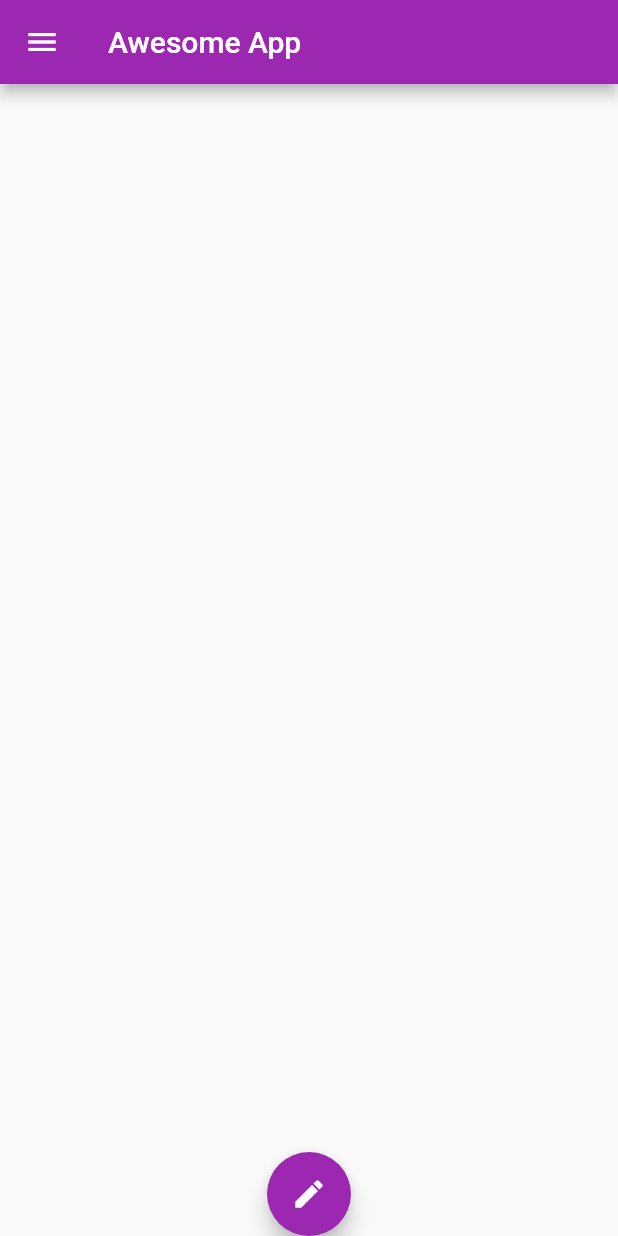
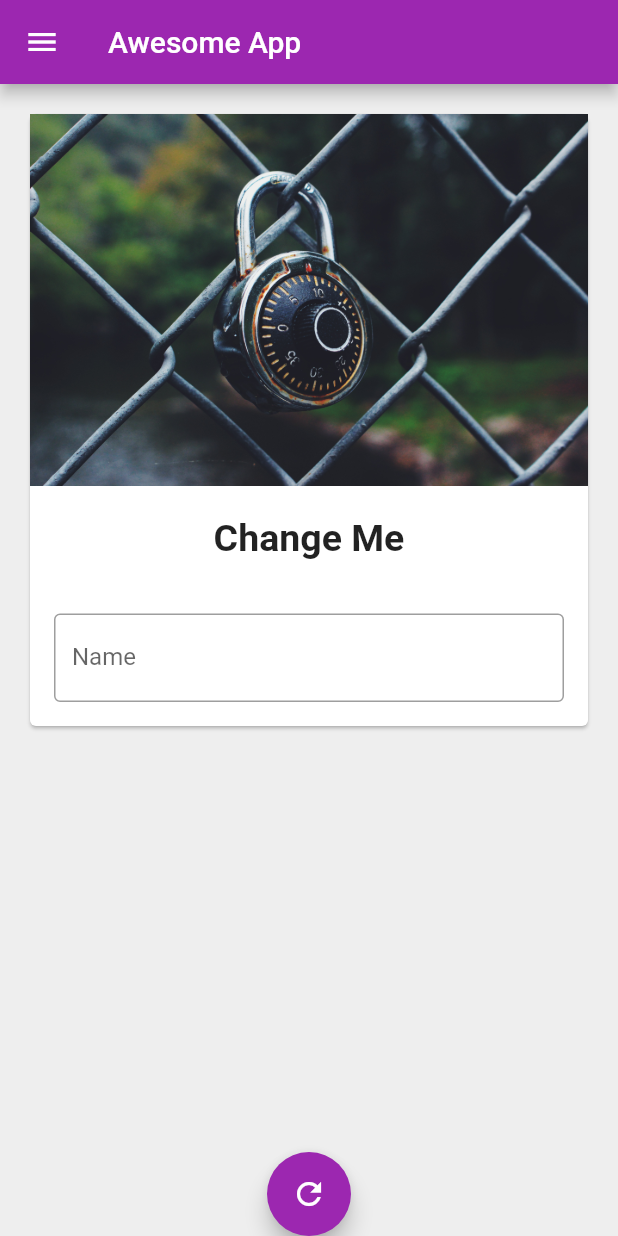
Before and after one commit to AkritiSubedi/Flutter_chapter-wise-for-beginners, a Flutter app: the screen it shows after launch, on a phone screen of 412 x 824 dp. Run offline on Flutter 3.47's test engine with Material 2 defaults, Android fonts, the phone set to English and light mode, and no system bars.

Commit message:
ch-5 completed

```diff
--- a/lib/main.dart
+++ b/lib/main.dart
@@ -1,3 +1,5 @@
+// ignore_for_file: prefer_const_literals_to_create_immutables, prefer_const_constructors
+
 import 'package:flutter/material.dart';
 
 void main() {
@@ -12,16 +14,65 @@ void main() {
   );
 }
 
-class Homepage extends StatelessWidget {
+class Homepage extends StatefulWidget {
   const Homepage({super.key});
+
+  @override
+  State<Homepage> createState() => _HomepageState();
+}
+
+class _HomepageState extends State<Homepage> {
+  TextEditingController _nameController = TextEditingController();
+  var myText = "Change Me";
+  @override
+  void initState() {
+    // TODO: implement initState
+    super.initState();
+  }
 
   @override
   Widget build(BuildContext context) {
     return Scaffold(
+      backgroundColor: Colors.grey[200],
       appBar: AppBar(
         title: Text("Awesome App"),
       ),
-      body: Container(),
+      body: Padding(
+        padding: const EdgeInsets.all(16.0),
+        child: SingleChildScrollView(
+          child: Card(
+            child: Column(
+              children: <Widget>[
+                Image.asset(
+                  "assets/bg.jpg",
+                  fit: BoxFit.cover,
+                ),
+                SizedBox(
+                  height: 20,
+                ),
+                Text(
+                  myText,
+                  style: TextStyle(fontSize: 25, fontWeight: FontWeight.bold),
+                ),
+                SizedBox(
+                  height: 20,
+                ),
+                Padding(
+                  padding: const EdgeInsets.all(16.0),
+                  child: TextField(
+                    controller: _nameController,
+                    keyboardType: TextInputType.text,
+                    decoration: InputDecoration(
+                        border: OutlineInputBorder(),
+                        hintText: "Enter something here",
+                        labelText: "Name"),
+                  ),
+                )
+              ],
+            ),
+          ),
+        ),
+      ),
       drawer: Drawer(
         child: ListView(
           padding: EdgeInsets.zero,
@@ -29,21 +80,25 @@ class Homepage extends StatelessWidget {
             UserAccountsDrawerHeader(
               accountName: Text("Akriti Subedi"),
               accountEmail: Text("aakusubedi075@gmail.com"),
-              currentAccountPicture:CircleAvatar(
-                backgroundImage: NetworkImage("https://images.unsplash.com/photo-1487412720507-e7ab37603c6f?ixlib=rb-4.0.3&ixid=M3wxMjA3fDB8MHxwaG90by1wYWdlfHx8fGVufDB8fHx8fA%3D%3D&auto=format&fit=crop&w=871&q=80"),
-              ) ,
+              currentAccountPicture: CircleAvatar(
+                backgroundImage: NetworkImage(
+                    "https://images.unsplash.com/photo-1487412720507-e7ab37603c6f?ixlib=rb-4.0.3&ixid=M3wxMjA3fDB8MHxwaG90by1wYWdlfHx8fGVufDB8fHx8fA%3D%3D&auto=format&fit=crop&w=871&q=80"),
               ),
-            ListTile(leading: Icon(Icons.person),
+            ),
+            ListTile(
+              leading: Icon(Icons.person),
               title: Text("Account"),
               subtitle: Text("Personal"),
               trailing: Icon(Icons.edit),
             ),
-            ListTile(leading: Icon(Icons.email),
+            ListTile(
+              leading: Icon(Icons.email),
               title: Text("Email"),
               subtitle: Text("Personal"),
               trailing: Icon(Icons.send),
             ),
-            ListTile(leading: Icon(Icons.location_city),
+            ListTile(
+              leading: Icon(Icons.location_city),
               title: Text("Location"),
               subtitle: Text("Personal"),
               trailing: Icon(Icons.search),
@@ -53,8 +108,13 @@ class Homepage extends StatelessWidget {
       ),
       floatingActionButtonLocation: FloatingActionButtonLocation.centerDocked,
       floatingActionButton: FloatingActionButton(
-        onPressed: () {},
-        child: Icon(Icons.edit),
+        onPressed: () {
+          myText = _nameController.text;
+          setState(() {
+
+          });
+        },
+        child: Icon(Icons.refresh),
       ),
     );
   }
```
Also changed, not shown: pubspec.yaml (+13 -86 lines), assets/bg.jpg (added), pubspec.lock. Lines whose indentation alone changed are shown as unchanged.
